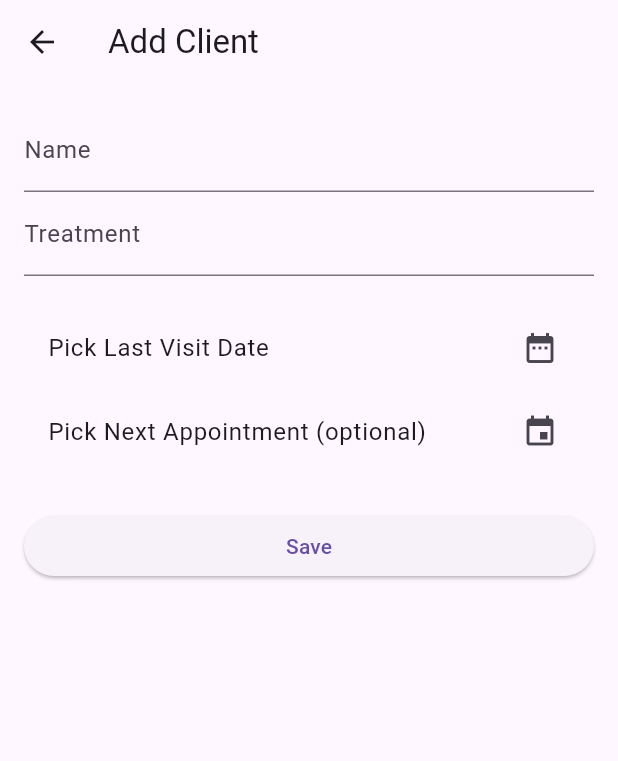
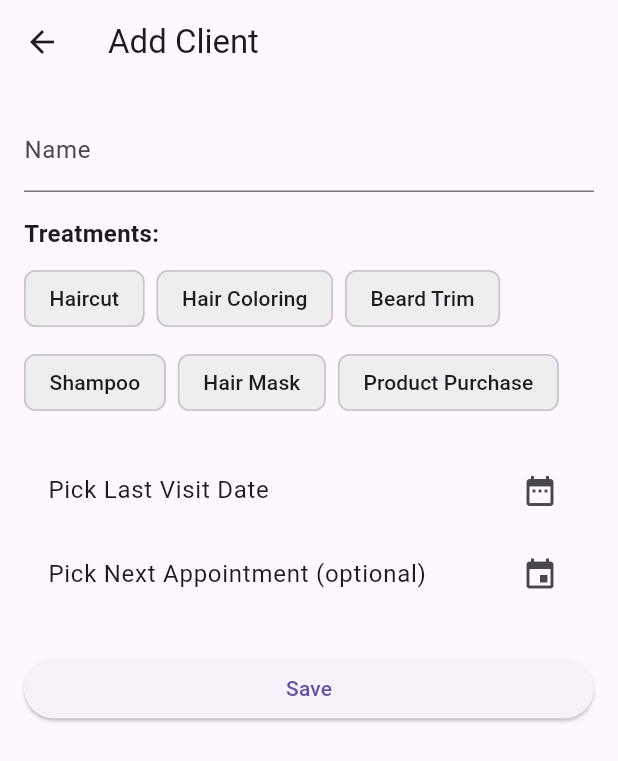
Before and after one commit to aBraM-aBraM/client_manager, a Flutter app: the screen it shows after launch, after a tap on the "add" icon, on a phone screen of 412 x 824 dp. Shown: the top 761 px of the screen. Run offline on Flutter 3.47's test engine with Material 3 defaults, Android fonts, the phone set to English and light mode, and no system bars.

Commit message:
change treatments to be a list like 'tags'

```diff
--- /dev/null
+++ b/lib/consts.dart
@@ -0,0 +1,8 @@
+const List<String> availableTreatments = [
+  'Haircut',
+  'Hair Coloring',
+  'Beard Trim',
+  'Shampoo',
+  'Hair Mask',
+  'Product Purchase',
+];
--- a/lib/main.dart
+++ b/lib/main.dart
@@ -3,6 +3,7 @@ import 'models/client.dart';
 import 'package:intl/intl.dart';
 import 'pages/add_client_page.dart';
 import 'pages/edit_client_page.dart';
+import 'consts.dart';
 
 void main() {
   runApp(const MyApp());
@@ -37,18 +38,18 @@ class _MyHomePageState extends State<MyHomePage> {
   List<Client> clients = [
     Client(
       name: 'Alice',
-      treatment: 'Hair Coloring',
+      treatment: [availableTreatments[0], availableTreatments[1]],
       lastVisit: DateTime(2025, 4, 1),
       nextAppointment: DateTime(2025, 5, 1),
     ),
     Client(
       name: 'Bob',
-      treatment: 'Haircut',
+      treatment: [availableTreatments.last],
       lastVisit: DateTime(2025, 3, 20),
     ),
     Client(
       name: 'Charlie',
-      treatment: 'Beard Trim',
+      treatment: availableTreatments,
       lastVisit: DateTime(2025, 4, 10),
       nextAppointment: DateTime(2025, 4, 25),
     ),
@@ -72,15 +73,37 @@ class _MyHomePageState extends State<MyHomePage> {
             margin: const EdgeInsets.symmetric(horizontal: 12, vertical: 8),
             child: ListTile(
   title: Text(client.name),
-              subtitle: Text(
-                '${client.treatment} • Last visit: ${formatDate(client.lastVisit)}',
+  subtitle: Column(
+    crossAxisAlignment: CrossAxisAlignment.start,
+    children: [
+      Wrap(
+        spacing: 6,
+        runSpacing: -8,
+        children: client.treatment.map((t) {
+          return Chip(
+            label: Text(t),
+            backgroundColor: Colors.purple.shade50,
+            labelStyle: const TextStyle(fontSize: 12),
+            visualDensity: VisualDensity.compact,
+          );
+        }).toList(),
+      ),
+      const SizedBox(height: 4),
+      Text(
+        'Last visit: ${formatDate(client.lastVisit)}',
+        style: TextStyle(color: Colors.grey.shade600, fontSize: 12),
+      ),
+    ],
   ),
   trailing: client.nextAppointment != null
       ? Column(
           mainAxisAlignment: MainAxisAlignment.center,
           children: [
             const Icon(Icons.calendar_today, size: 18),
-                        Text(formatDate(client.nextAppointment!)),
+            Text(
+              formatDate(client.nextAppointment!),
+              style: const TextStyle(fontSize: 12),
+            ),
           ],
         )
       : const Text('No next appt.'),
@@ -95,7 +118,6 @@ class _MyHomePageState extends State<MyHomePage> {
     if (result is ClientEdited) {
       setState(() {
         clients[index] = result.updatedClient;
-
       });
     } else if (result is ClientDeleted) {
       setState(() {
@@ -103,7 +125,8 @@ class _MyHomePageState extends State<MyHomePage> {
       });
     }
   },
-            ),
+)
+,
           );
         },
       ),
--- a/lib/models/client.dart
+++ b/lib/models/client.dart
@@ -1,6 +1,6 @@
 class Client {
   final String name;
-  final String treatment;
+  final List<String> treatment;
   final DateTime lastVisit;
   final DateTime? nextAppointment;
 
--- a/lib/pages/client_form.dart
+++ b/lib/pages/client_form.dart
@@ -1,6 +1,7 @@
 import 'package:flutter/material.dart';
 import 'package:intl/intl.dart';
 import '../models/client.dart';
+import '../widgets/treatment_tag_selector.dart';
 
 class ClientForm extends StatefulWidget {
   final Client? initialClient;
@@ -23,7 +24,7 @@ class ClientForm extends StatefulWidget {
 class _ClientFormState extends State<ClientForm> {
   final _formKey = GlobalKey<FormState>();
   late TextEditingController nameController;
-  late TextEditingController treatmentController;
+  late List<String> _selectedTreatments;
   DateTime? lastVisit;
   DateTime? nextAppointment;
 
@@ -32,7 +33,7 @@ class _ClientFormState extends State<ClientForm> {
     super.initState();
     final client = widget.initialClient;
     nameController = TextEditingController(text: client?.name ?? '');
-    treatmentController = TextEditingController(text: client?.treatment ?? '');
+    _selectedTreatments = client?.treatment ?? [];
     lastVisit = client?.lastVisit;
     nextAppointment = client?.nextAppointment;
   }
@@ -63,7 +64,7 @@ class _ClientFormState extends State<ClientForm> {
     if (_formKey.currentState!.validate() && lastVisit != null) {
       final newClient = Client(
         name: nameController.text,
-        treatment: treatmentController.text,
+        treatment: _selectedTreatments,
         lastVisit: lastVisit!,
         nextAppointment: nextAppointment,
       );
@@ -82,10 +83,19 @@ class _ClientFormState extends State<ClientForm> {
             decoration: const InputDecoration(labelText: 'Name'),
             validator: (val) => val!.isEmpty ? 'Enter name' : null,
           ),
-          TextFormField(
-            controller: treatmentController,
-            decoration: const InputDecoration(labelText: 'Treatment'),
-            validator: (val) => val!.isEmpty ? 'Enter treatment' : null,
+          const SizedBox(height: 16),
+          const Text(
+            'Treatments:',
+            style: TextStyle(fontSize: 16, fontWeight: FontWeight.bold),
+          ),
+          const SizedBox(height: 8),
+          TreatmentTagSelector(
+            selectedTreatments: _selectedTreatments,
+            onChanged: (updatedList) {
+              setState(() {
+                _selectedTreatments = updatedList;
+              });
+            },
           ),
           const SizedBox(height: 20),
           ListTile(
--- /dev/null
+++ b/lib/widgets/treatment_tag_selector.dart
@@ -0,0 +1,52 @@
+import 'package:flutter/material.dart';
+import '../consts.dart';
+
+class TreatmentTagSelector extends StatelessWidget {
+  final List<String> selectedTreatments;
+  final void Function(List<String>) onChanged;
+
+  const TreatmentTagSelector({
+    super.key,
+    required this.selectedTreatments,
+    required this.onChanged,
+  });
+
+  @override
+  Widget build(BuildContext context) {
+    final allTreatments = Set<String>.from(availableTreatments);
+    final selectedSet = Set<String>.from(selectedTreatments);
+
+    final unselected = allTreatments.difference(selectedSet).toList();
+
+    return Wrap(
+      spacing: 8,
+      runSpacing: 8,
+      children: [
+        // Selected treatments
+        for (var treatment in selectedTreatments)
+          Chip(
+            label: Text(treatment),
+            backgroundColor: Colors.pink.shade100,
+            deleteIcon: const Icon(Icons.close),
+            onDeleted: () {
+              final updated = List<String>.from(selectedTreatments)
+                ..remove(treatment);
+              onChanged(updated);
+            },
+          ),
+
+        // Unselected treatments
+        for (var treatment in unselected)
+          ActionChip(
+            label: Text(treatment),
+            backgroundColor: Colors.grey.shade200,
+            onPressed: () {
+              final updated = List<String>.from(selectedTreatments)
+                ..add(treatment);
+              onChanged(updated);
+            },
+          ),
+      ],
+    );
+  }
+}
```
Lines whose indentation alone changed are shown as unchanged.
